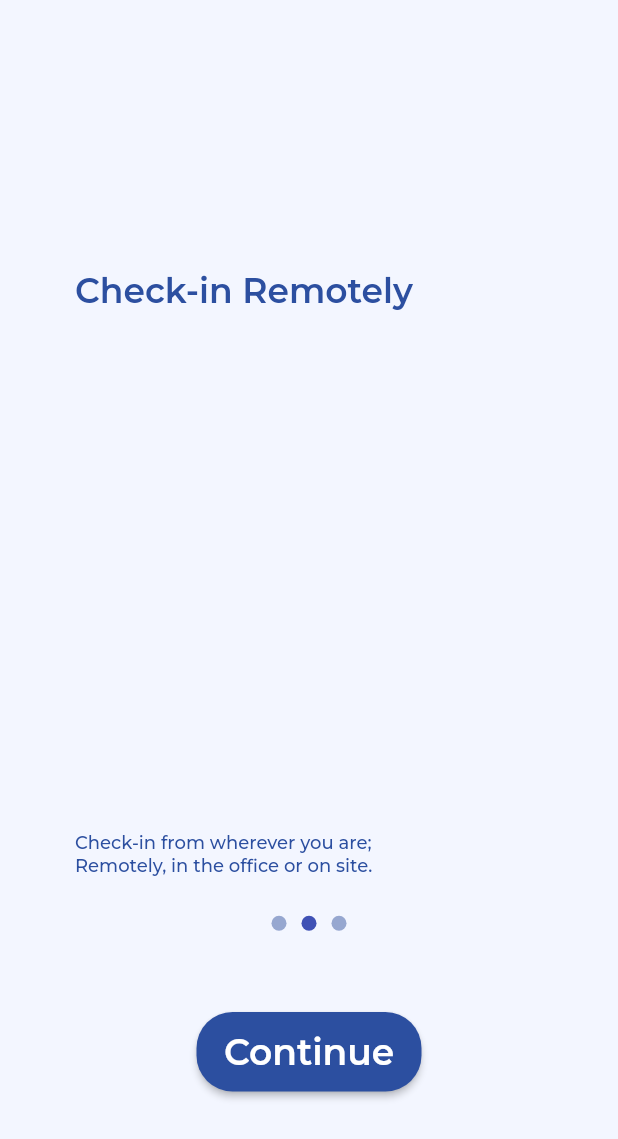
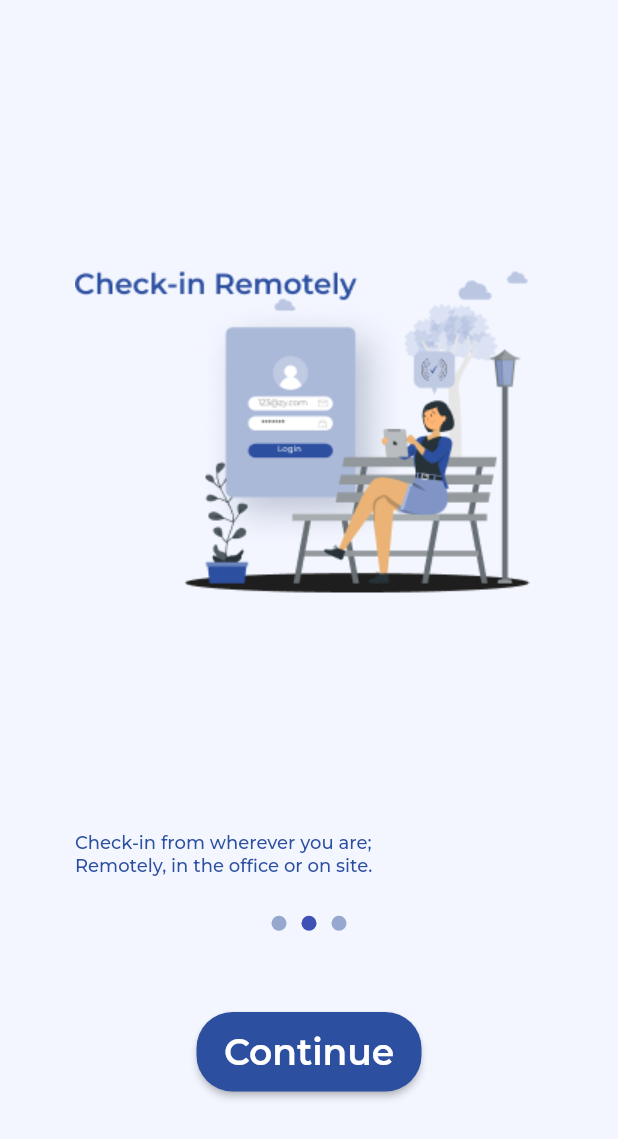
Before and after one commit to victor-onoja/BlueTick, a Flutter app: the screen it shows after launch, swiped to page 2, on a phone screen of 412 x 824 dp. Shown: the top 1139 px of the screen. Run offline on Flutter 3.47's test engine with Material 2 defaults, Android fonts, the phone set to English and light mode, and no system bars; drawn by our look-alikes of smooth_page_indicator; our stand-ins replace google_fonts, responsive_framework.

Commit message:
Home screen ui updated

```diff
--- a/lib/screens/sign_up/onBoarding.dart
+++ b/lib/screens/sign_up/onBoarding.dart
@@ -74,13 +74,16 @@ class _OnBoardingScreenState extends State<OnBoardingScreen> {
                         Align(
                             alignment: AlignmentDirectional.topStart,
                             child: Container(
-                              child: Text(
-                                'Check-in Remotely',
-                                style: GoogleFonts.montserrat(
-                                    color: AppTheme.mainBlue,
-                                    fontSize: 23,
-                                    fontWeight: FontWeight.w600),
-                              ),
+                              child:
+                                  Image.asset('Assets/Check-in remotely.png'),
+
+                              // Text(
+                              //   'Check-in Remotely',
+                              //   style: GoogleFonts.montserrat(
+                              //       color: AppTheme.mainBlue,
+                              //       fontSize: 23,
+                              //       fontWeight: FontWeight.w600),
+                              // ),
                             )),
                         Align(
                           alignment: AlignmentDirectional.bottomStart,
@@ -107,12 +110,17 @@ class _OnBoardingScreenState extends State<OnBoardingScreen> {
                         Align(
                             alignment: AlignmentDirectional.topStart,
                             child: Container(
-                              child: Text(
-                                'Manage Your Team &\nConnect With Co-Workers',
-                                style: GoogleFonts.montserrat(
-                                    color: AppTheme.mainBlue,
-                                    fontSize: 23,
-                                    fontWeight: FontWeight.w600),
+                              child: Column(
+                                children: [
+                                  Text(
+                                    'Manage Your Team &\nConnect With Co-Workers',
+                                    style: GoogleFonts.montserrat(
+                                        color: AppTheme.mainBlue,
+                                        fontSize: 23,
+                                        fontWeight: FontWeight.w600),
+                                  ),
+                                  Image.asset('Assets/onboarding3.png'),
+                                ],
                               ),
                             )),
                         Align(
```
Also changed, not shown: lib/screens/home/home.dart (+8 -8 lines).
